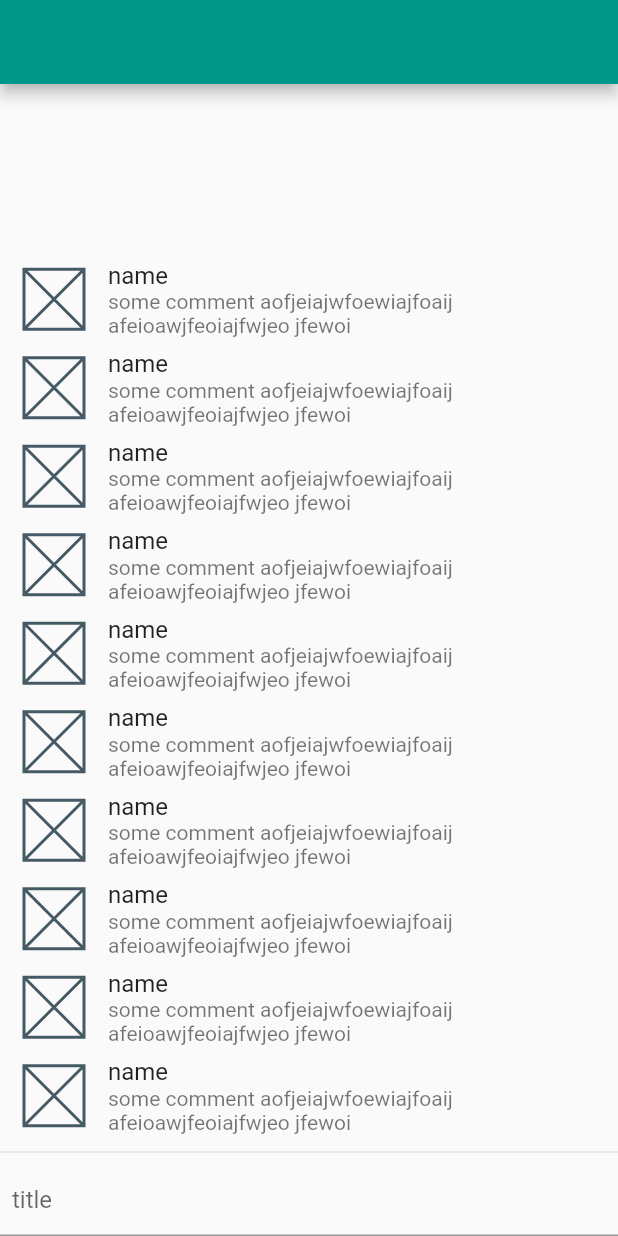
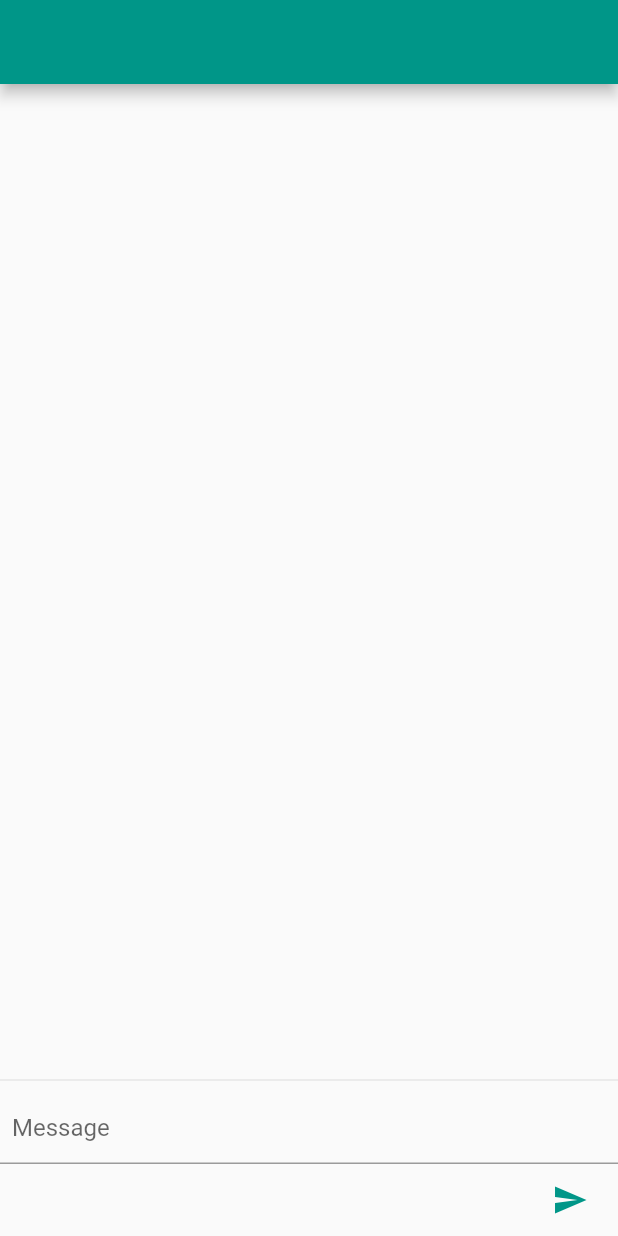
Before and after one commit to maemae-dev/charcolechat, a Flutter app: the ChannelScreen screen opened directly, on a phone screen of 412 x 824 dp. Run offline on Flutter 3.47's test engine with Material 2 defaults, Android fonts, the light colour scheme and no system bars; our stand-ins replace cloud_firestore, file_picker, firebase_auth, firebase_core, flutter_hooks, freezed_annotation and 2 more; accounts and stored records are empty.

Commit message:
send message

```diff
--- a/lib/entities/channel/channel.dart
+++ b/lib/entities/channel/channel.dart
@@ -4,10 +4,9 @@ part 'channel.freezed.dart';
 part 'channel.g.dart';
 
 @freezed
-abstract class Channel with _$Channel {
+class Channel with _$Channel {
   const factory Channel({
     @Default('') String id,
-   @Default('') String teamId,
     @Default('') String name,
   }) = _Channel;
 
--- /dev/null
+++ b/lib/entities/json_converter.dart
@@ -0,0 +1,6 @@
+import 'package:cloud_firestore/cloud_firestore.dart';
+
+Timestamp? toTimestamp(DateTime? date) =>
+    date != null ? Timestamp.fromDate(date) : null;
+
+DateTime? toDateTime(Timestamp? timestamp) => timestamp?.toDate();
--- a/lib/entities/message/message.dart
+++ b/lib/entities/message/message.dart
@@ -1,15 +1,17 @@
+import 'package:charcoalchat/entities/json_converter.dart';
 import 'package:flutter/foundation.dart';
 import 'package:freezed_annotation/freezed_annotation.dart';
+import 'package:cloud_firestore/cloud_firestore.dart';
 part 'message.freezed.dart';
 part 'message.g.dart';
 
 @freezed
-abstract class Message with _$Message {
+class Message with _$Message {
   const factory Message({
     @Default('') String message,
     @Default('') String senderId,
-    DateTime? createdAt,
-    DateTime? updatedAt,
+    @JsonKey(toJson: toTimestamp, fromJson: toDateTime) DateTime? createdAt,
+    @JsonKey(toJson: toTimestamp, fromJson: toDateTime) DateTime? updatedAt,
   }) = _Message;
 
   factory Message.fromJson(Map<String, dynamic> json) =>
--- a/lib/entities/team/team.dart
+++ b/lib/entities/team/team.dart
@@ -4,7 +4,7 @@ part 'team.freezed.dart';
 part 'team.g.dart';
 
 @freezed
-abstract class Team with _$Team {
+class Team with _$Team {
   const factory Team({
     @Default('') String id,
     @Default('') String name,
--- a/lib/entities/user/user.dart
+++ b/lib/entities/user/user.dart
@@ -4,7 +4,7 @@ part 'user.freezed.dart';
 part 'user.g.dart';
 
 @freezed
-abstract class User with _$User {
+class User with _$User {
   const factory User({
     @Default('') String id,
     @Default('') String name,
--- a/lib/providers/channel_list.dart
+++ b/lib/providers/channel_list.dart
@@ -16,9 +16,9 @@ class ChannelList extends StateNotifier<List<Channel>> {
     print(_app);
     print(_user);
     if (_app == null || _user == null) return;
-    _repository.joinedChannels(_app!, _user!).then((list) {
+    _repository.joinedChannels(_user!).then((list) {
       if (mounted) {
-        state = list;
+        state = list ?? [];
       }
     });
   }
--- a/lib/providers/current_channel.dart
+++ b/lib/providers/current_channel.dart
@@ -1,5 +1,8 @@
 import 'package:charcoalchat/entities/channel/channel.dart';
 import 'package:hooks_riverpod/hooks_riverpod.dart';
+
+final currentChannel =
+    StateNotifierProvider<CurrentChannel, Channel?>((ref) => CurrentChannel());
 
 class CurrentChannel extends StateNotifier<Channel?> {
   CurrentChannel() : super(null) {
--- a/lib/providers/current_user.dart
+++ b/lib/providers/current_user.dart
@@ -13,7 +13,7 @@ final currentUserStream = StreamProvider<model.User?>((ref) {
   final transformer = StreamTransformer<User?, model.User?>.fromHandlers(
       handleData: (User? authUser, sink) {
     if (authUser != null) {
-      repository.stream(app, authUser.uid).listen((model.User? user) {
+      repository.stream(authUser.uid)?.listen((model.User? user) {
         sink.add(user);
       });
     } else {
--- a/lib/repositories/message_repository.dart
+++ b/lib/repositories/message_repository.dart
@@ -1,6 +1,31 @@
+import 'package:charcoalchat/entities/channel/channel.dart';
+import 'package:charcoalchat/entities/message/message.dart';
+import 'package:charcoalchat/providers/current_channel.dart';
+import 'package:charcoalchat/providers/firebase_app_provider.dart';
+import 'package:cloud_firestore/cloud_firestore.dart';
+import 'package:firebase_core/firebase_core.dart';
+import 'package:hooks_riverpod/hooks_riverpod.dart';
+
+final messageRepository = Provider((ref) => MessageRepository(
+    ref.watch(firebaseAppProvider), ref.watch(currentChannel)));
 
 class MessageRepository {
-  Future<List<Message>> list() async {
+  MessageRepository(FirebaseApp? _app, this._channel)
+      : _db = _app != null ? FirebaseFirestore.instanceFor(app: _app) : null;
+  final FirebaseFirestore? _db;
+  final Channel? _channel;
 
+  CollectionReference? get _ref =>
+      _db?.collection('channels').doc(_channel?.id).collection('messages');
+
+  Future<List<Message>?> list() async {
+    return (await _ref?.get())
+        ?.docs
+        .map((doc) => Message.fromJson(doc.data()))
+        .toList();
+  }
+
+  Future<DocumentReference>? create(Message message) {
+    return _ref?.add(message.toJson());
   }
 }
--- a/lib/screens/channel/channel_screen.dart
+++ b/lib/screens/channel/channel_screen.dart
@@ -1,8 +1,15 @@
+import 'package:charcoalchat/entities/message/message.dart';
+import 'package:charcoalchat/providers/message_list.dart';
+import 'package:charcoalchat/providers/user_list.dart';
 import 'package:flutter/material.dart';
+import 'package:flutter_hooks/flutter_hooks.dart';
+import 'package:hooks_riverpod/hooks_riverpod.dart';
 
-class ChannelScreen extends StatelessWidget {
+class ChannelScreen extends HookWidget {
   @override
   Widget build(BuildContext context) {
+    final messages = useProvider(messageList);
+
     return Scaffold(
       appBar: AppBar(),
       body: Column(
@@ -10,30 +17,54 @@ class ChannelScreen extends StatelessWidget {
           Expanded(
               child: ListView.builder(
             reverse: true,
-            itemBuilder: (context, index) => ListTile(
+            itemBuilder: (context, index) => MessageBox(messages[index]),
+            itemCount: messages.length,
+          )),
+          Divider(),
+          MessageField(),
+        ],
+      ),
+    );
+  }
+}
+
+class MessageBox extends HookWidget {
+  MessageBox(this.message);
+  final Message message;
+
+  @override
+  Widget build(BuildContext context) {
+    final sender = useProvider(userList.notifier).sender(message.senderId);
+    return ListTile(
       leading: SizedBox(
         height: 40,
         width: 40,
         child: Placeholder(),
       ),
-              title: Text('name'),
+      title: Text(sender.name),
       subtitle: Text(
-                'some comment aofjeiajwfoewiajfoaij afeioawjfeoiajfwjeo jfewoi',
+        message.message,
         softWrap: true,
       ),
-            ),
-            itemCount: 10,
-          )),
-          Divider(),
-          SafeArea(
-            child: TextField(
+    );
+  }
+}
+
+class MessageField extends HookWidget {
+  @override
+  Widget build(BuildContext context) {
+    return SafeArea(
+      child: Column(
+        crossAxisAlignment: CrossAxisAlignment.end,
+        children: [
+          TextField(
             decoration: InputDecoration(
-                  hintText: 'title',
+                hintText: 'Message',
                 contentPadding: const EdgeInsets.symmetric(horizontal: 8.0)),
             minLines: 1,
             maxLines: 5,
           ),
-          ),
+          TextButton(onPressed: () {}, child: Icon(Icons.send))
         ],
       ),
     );
--- /dev/null
+++ b/lib/screens/channel/message_field_controller.dart
@@ -0,0 +1,26 @@
+import 'package:charcoalchat/entities/message/message.dart';
+import 'package:charcoalchat/entities/user/user.dart';
+import 'package:charcoalchat/providers/current_user.dart';
+import 'package:charcoalchat/repositories/message_repository.dart';
+import 'package:hooks_riverpod/hooks_riverpod.dart';
+
+final messageFieldController =
+    StateNotifierProvider<MessageFieldController, Message>((ref) =>
+        MessageFieldController(
+            ref.watch(currentUser), ref.watch(messageRepository)));
+
+class MessageFieldController extends StateNotifier<Message> {
+  MessageFieldController(User? user, this._repository)
+      : super(Message(
+          senderId: user?.id ?? '',
+        ));
+  final MessageRepository _repository;
+
+  void onChange(String value) {
+    state = state.copyWith(message: value);
+  }
+
+  Future send() async {
+    return await _repository.create(state.copyWith(createdAt: DateTime.now()));
+  }
+}
```
Also changed, not shown: lib/providers/message_list.dart (+10 -7 lines), lib/providers/user_list.dart (added, +18 -0 lines), lib/repositories/channel_repository.dart (+15 -16 lines), lib/repositories/user_repository.dart (+16 -5 lines), lib/screens/home/create_channel_page/create_channel_controller.dart (+4 -8 lines), lib/entities/channel/channel.freezed.dart, lib/entities/channel/channel.g.dart, lib/entities/message/message.freezed.dart, lib/entities/message/message.g.dart. Lines whose indentation alone changed are shown as unchanged.
